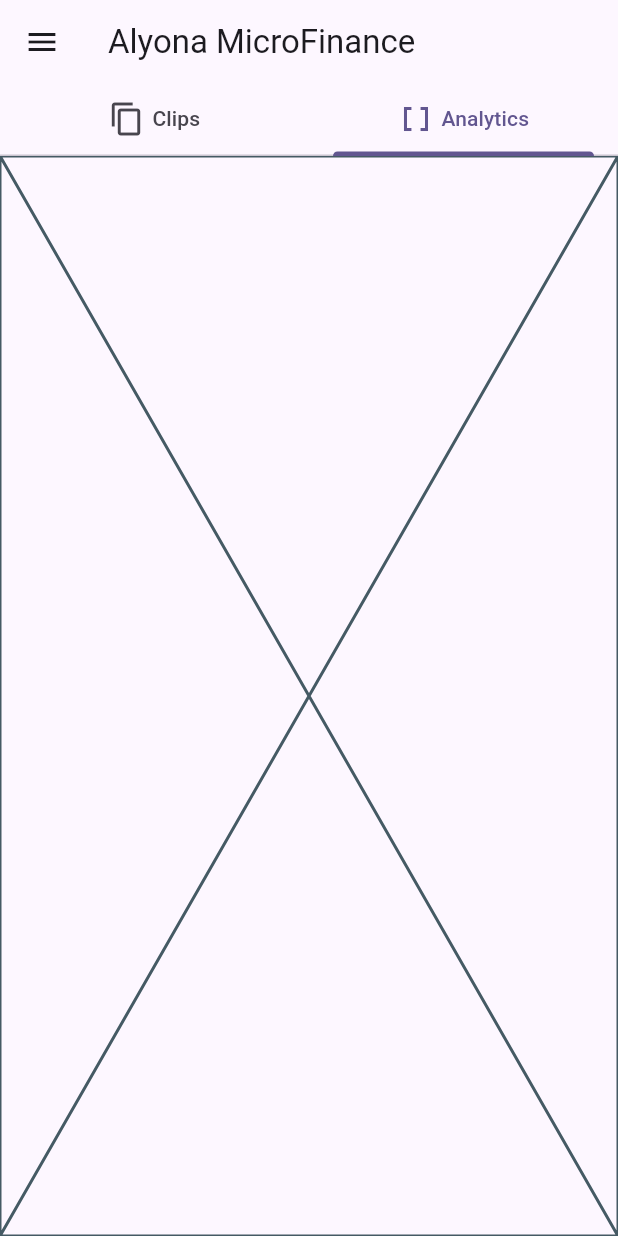
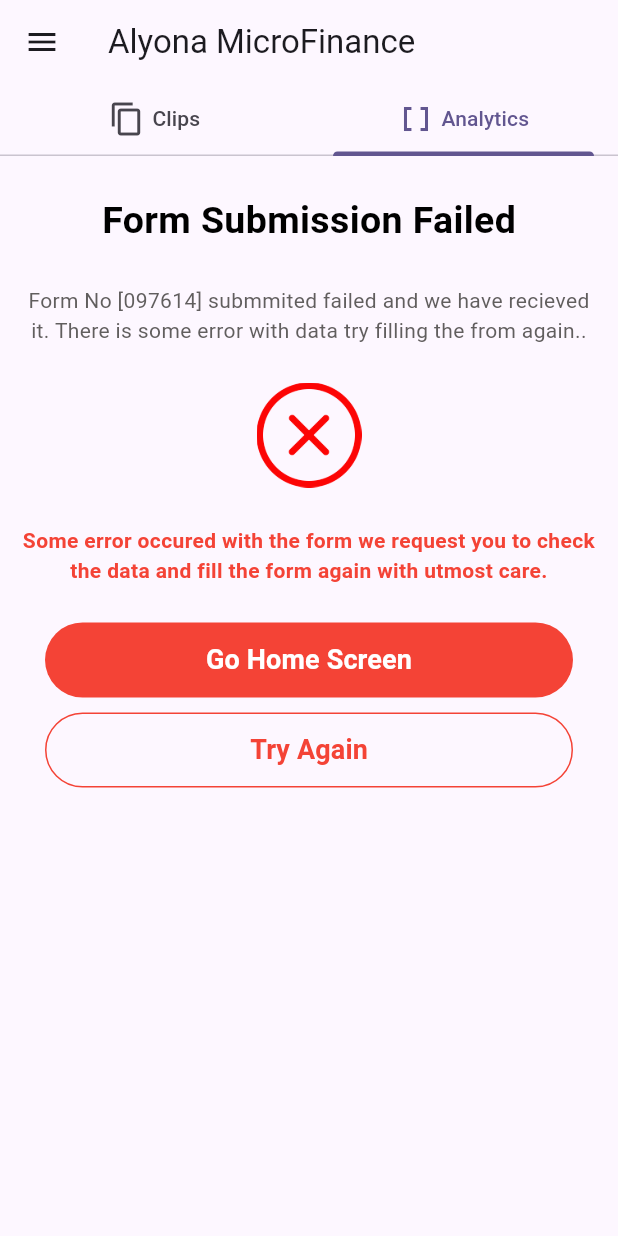
Before and after one commit to AbhishekManjunath98/AlyonaFincorpApp, a Flutter app: the screen it shows after launch, on a phone screen of 412 x 824 dp. Run offline on Flutter 3.47's test engine with Material 2 defaults, Android fonts, the light colour scheme and no system bars; our stand-ins replace animated_splash_screen, page_transition, pinput.

Commit message:
Completed design of FormFailureScreen successfully..

```diff
--- a/lib/screens/alyonafin/FormFailureScreen.dart
+++ b/lib/screens/alyonafin/FormFailureScreen.dart
@@ -9,7 +9,94 @@ class FormFailureScreen extends StatefulWidget {
 
 class _FormFailureScreenState extends State<FormFailureScreen> {
   @override
+  void initState() {
+    super.initState();
+  }
+
+  @override
   Widget build(BuildContext context) {
-    return const Placeholder();
+    return SafeArea(
+      child: Scaffold(
+        body: Container(
+          alignment: Alignment.center,
+          child: Column(
+            children: [
+              const SizedBox(height: 25),
+              const Text(
+                "Form Submission Failed",
+                style: TextStyle(
+                    color: Colors.black,
+                    fontWeight: FontWeight.w700,
+                    fontSize: 25),
+              ),
+              const SizedBox(height: 25),
+              const Padding(
+                padding: EdgeInsets.only(left: 15, right: 15),
+                child: Text(
+                  "Form No [097614] submmited failed and we have recieved it. There is some error with data try filling the from again..",
+                  textAlign: TextAlign.center,
+                  style: TextStyle(
+                      color: Color.fromARGB(255, 97, 94, 94), fontSize: 14),
+                ),
+              ),
+              const SizedBox(height: 25),
+              Image.asset(
+                "assets/images/failed.png",
+                height: 70,
+                width: 70,
+              ),
+              const SizedBox(height: 25),
+              const Padding(
+                padding: EdgeInsets.only(left: 15, right: 15),
+                child: Text(
+                  "Some error occured with the form we request you to check the data and fill the form again with utmost care.",
+                  textAlign: TextAlign.center,
+                  style: TextStyle(
+                      color: Colors.red,
+                      fontWeight: FontWeight.w600,
+                      fontSize: 14),
+                ),
+              ),
+              const SizedBox(height: 25),
+              SizedBox(
+                width: MediaQuery.of(context).size.width - 60,
+                height: 50,
+                child: TextButton(
+                    style: const ButtonStyle(
+                        backgroundColor: MaterialStatePropertyAll(Colors.red)),
+                    onPressed: () {},
+                    child: const Text(
+                      "Go Home Screen",
+                      style: TextStyle(
+                          color: Colors.white,
+                          fontWeight: FontWeight.w700,
+                          fontSize: 18),
+                    )),
+              ),
+              const SizedBox(height: 10),
+              SizedBox(
+                width: MediaQuery.of(context).size.width - 60,
+                height: 50,
+                child: OutlinedButton(
+                    style: ButtonStyle(
+                      side: MaterialStateProperty.all(
+                          const BorderSide(color: Colors.red)),
+                      overlayColor: MaterialStateProperty.all(
+                          const Color.fromARGB(255, 239, 160, 154)),
+                    ),
+                    onPressed: () {},
+                    child: const Text(
+                      "Try Again",
+                      style: TextStyle(
+                          color: Colors.red,
+                          fontWeight: FontWeight.w700,
+                          fontSize: 18),
+                    )),
+              )
+            ],
+          ),
+        ),
+      ),
+    );
   }
 }
```
